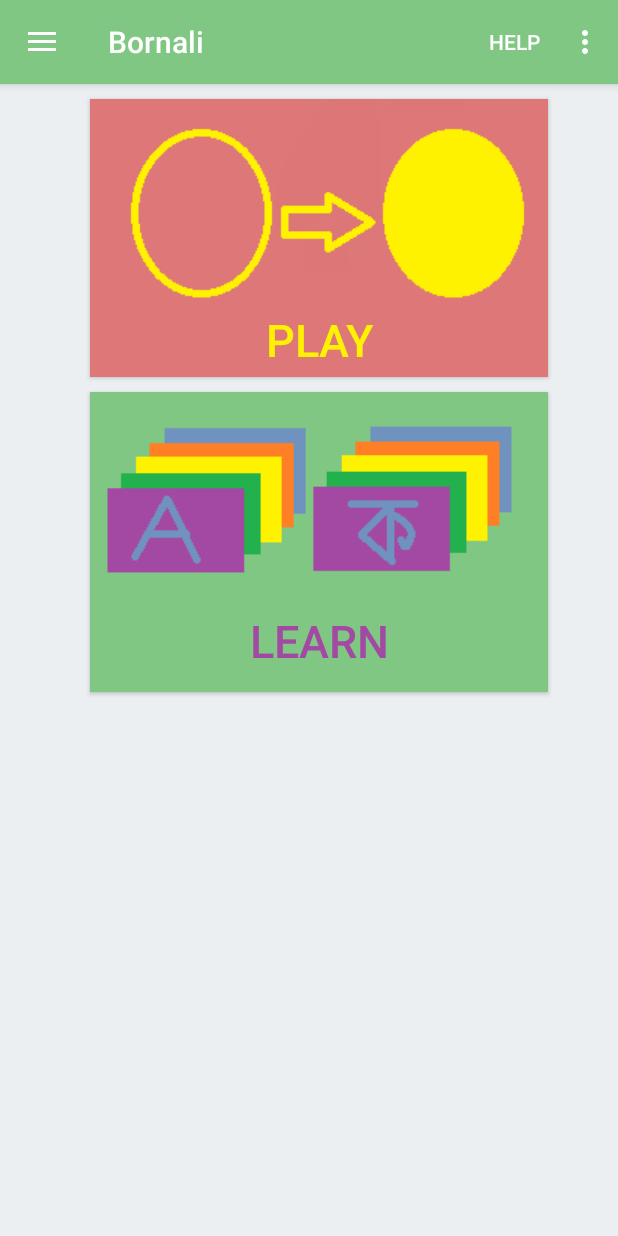
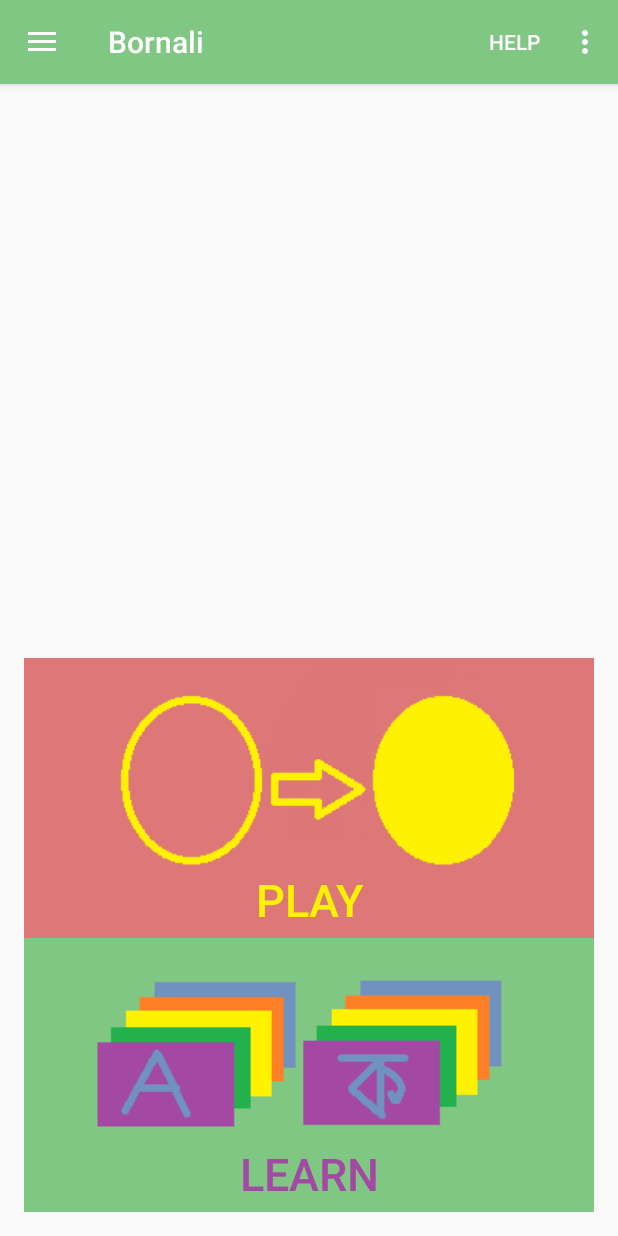
Before and after one commit to abirftw/Bornali, an Android app: the screen it shows after launch (HomePageActivity), on a phone screen of 412 x 824 dp. Run offline under Robolectric (Android 15) with nearby library versions, the phone set to English and light mode, and no system bars.

Commit message:
Fix button layout issues in the homepage

```diff
--- a/app/src/main/java/com/sc4ever/bornali/CardCategoryActivity.java
+++ b/app/src/main/java/com/sc4ever/bornali/CardCategoryActivity.java
@@ -37,7 +37,7 @@ public class CardCategoryActivity extends AppCompatActivity {
         ItemClickSupport.addTo(recyclerView).setOnItemClickListener(new ItemClickSupport.OnItemClickListener() {
             @Override
             public void onItemClicked(RecyclerView recyclerView, int position, View v) {
-                Toast.makeText(getApplicationContext(), R.string.app_name, Toast.LENGTH_SHORT).show();
+                Toast.makeText(getApplicationContext(), String.valueOf(position), Toast.LENGTH_SHORT).show();
             }
         });
         prepareCards();
--- a/app/src/main/res/layout/content_home_page.xml
+++ b/app/src/main/res/layout/content_home_page.xml
@@ -8,15 +8,22 @@
     app:layout_behavior="@string/appbar_scrolling_view_behavior"
     tools:context=".HomePageActivity"
     tools:showIn="@layout/app_bar_home_page"
-    android:background="#eceff1">
+    android:background="?attr/selectableItemBackground"
+    android:layout_marginStart="@dimen/activity_horizontal_margin"
+    android:layout_marginEnd="@dimen/activity_horizontal_margin"
+    android:layout_marginTop="@dimen/activity_vertical_margin"
+    android:layout_marginBottom="@dimen/activity_vertical_margin"
+  >
 
 
     <Button
+        android:elevation="@dimen/cardview_default_elevation"
+        android:padding="@dimen/card_margin"
         android:id="@+id/puzzleBtnId1"
-        android:layout_width="305dp"
-        android:layout_height="185dp"
-        android:layout_marginLeft="60dp"
-        android:layout_marginVertical="10dp"
+        android:layout_width="match_parent"
+        android:layout_height="wrap_content"
+        android:layout_above="@+id/flashCardBtnId1"
+        android:layout_centerHorizontal="true"
         android:background="#de7878"
         android:drawableTop="@drawable/puzzle11"
         android:text="@string/play_action"
@@ -24,11 +31,13 @@
         android:textSize="30sp" />
 
     <Button
+        android:elevation="@dimen/elevation"
+        android:padding="@dimen/card_margin"
         android:id="@+id/flashCardBtnId1"
-        android:layout_width="305dp"
-        android:layout_height="200dp"
-        android:layout_below="@id/puzzleBtnId1"
-        android:layout_marginLeft="60dp"
+        android:layout_width="match_parent"
+        android:layout_height="wrap_content"
+        android:layout_alignParentBottom="true"
+        android:layout_centerHorizontal="true"
         android:background="#81c784"
         android:drawableTop="@drawable/flash23"
         android:text="@string/card_action"
```
